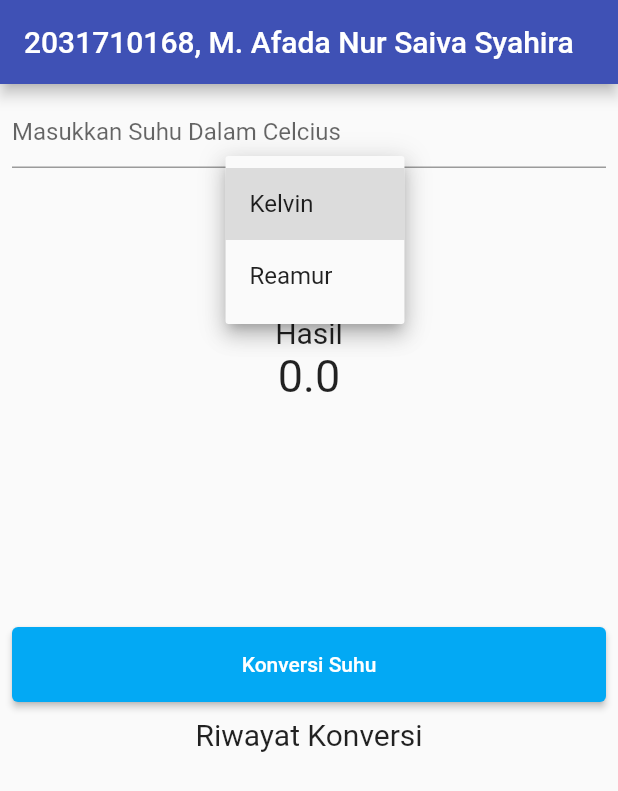
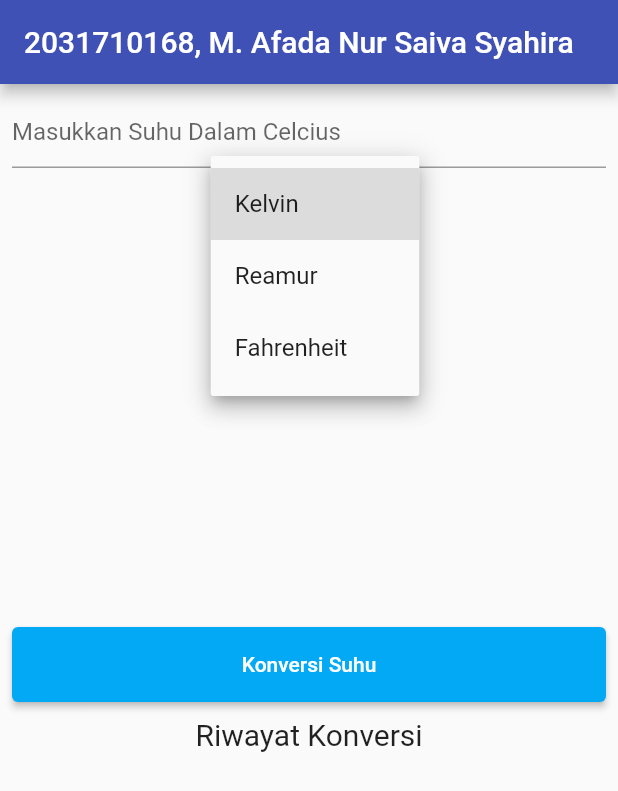
Before and after one commit to MAFADA/04-konversi-suhu-map-flutter, a Flutter app: the screen it shows after launch, after a tap on "Kelvin", on a phone screen of 412 x 824 dp. Shown: the top 791 px of the screen. Run offline on Flutter 3.47's test engine with Material 2 defaults, Android fonts, the phone set to English and light mode, and no system bars.

Commit message:
add fahrenheit

```diff
--- a/lib/main.dart
+++ b/lib/main.dart
@@ -22,7 +22,7 @@ class _MyAppState extends State<MyApp> {
   double _inputUser = 0;
   // double _kelvin = 0;
   // double _reamur = 0;
-  var listItem = ["Kelvin", "Reamur"];
+  var listItem = ["Kelvin", "Reamur", "Fahrenheit"];
   String newValue = "Kelvin";
   double _result = 0;
   List<String> listViewItem = <String>[];
@@ -96,6 +96,13 @@ class _MyAppState extends State<MyApp> {
               _result = (4 / 5) * _inputUser;
               listViewItem
                   .add("Celcius: " "$_inputUser" "--> Reamur : " "$_result");
+            }
+            break;
+          case "Fahrenheit":
+            {
+              _result = ((9 / 5) * _inputUser) + 32;
+              listViewItem.add(
+                  "Celcius: " "$_inputUser" "--> Fahrenheit : " "$_result");
             }
             break;
         }
```
